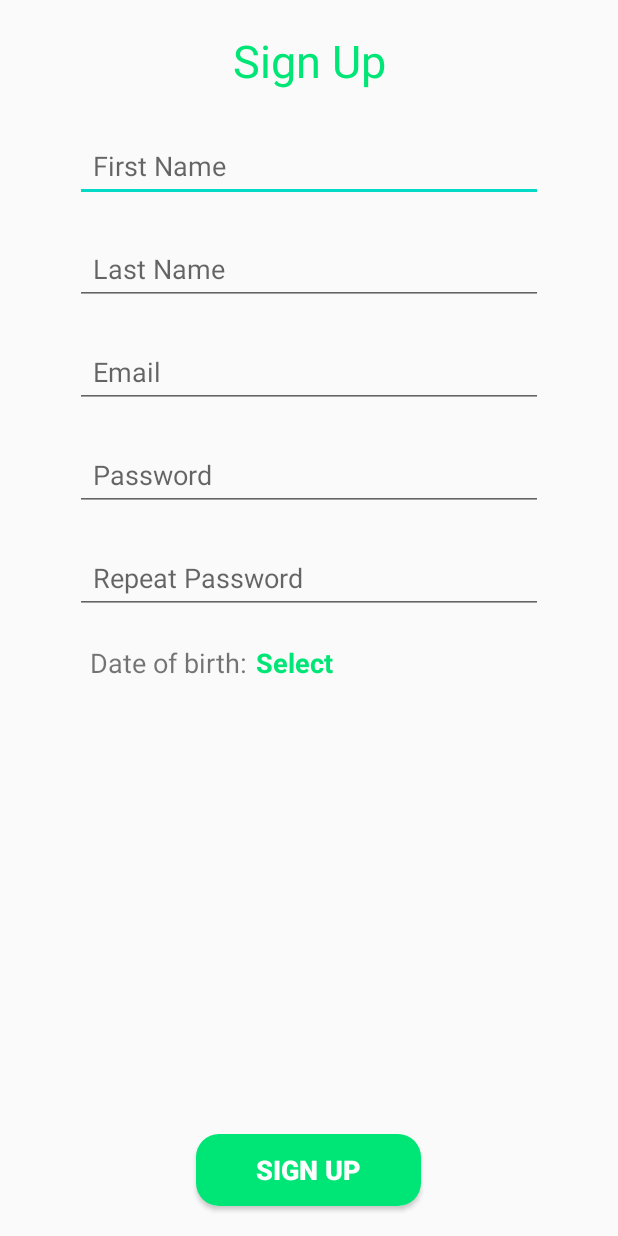
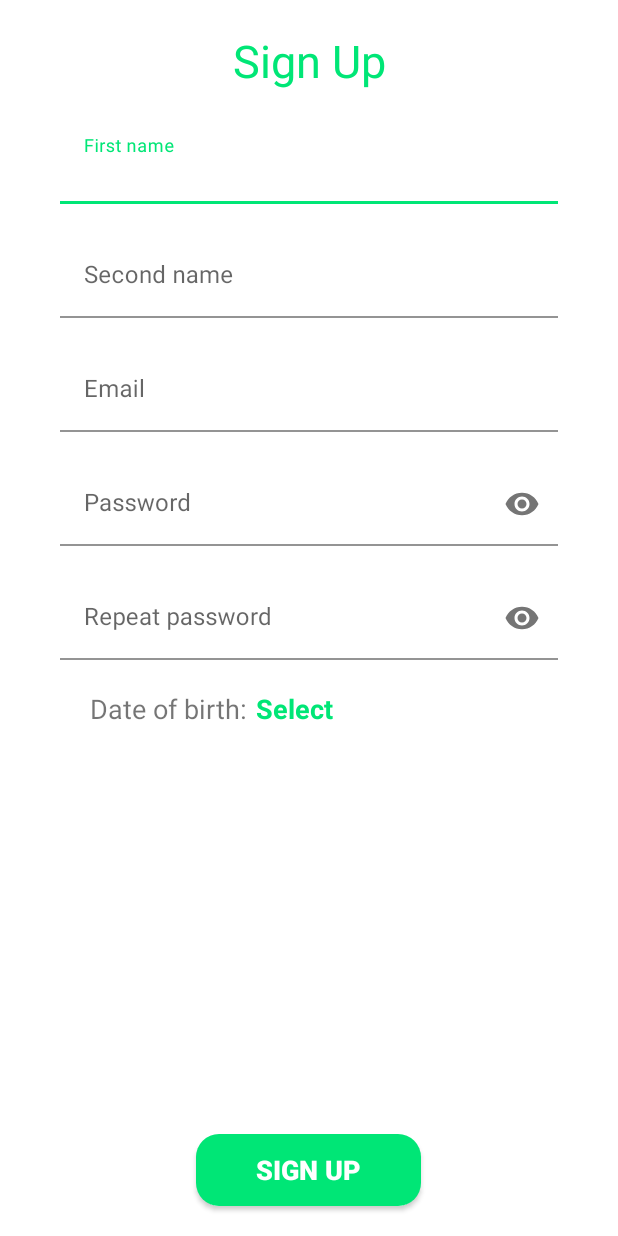
Before and after one commit to BSkura98/MyMemories, an Android app: the RegisterActivity screen opened directly, with no data from a screen before it, on a phone screen of 412 x 824 dp. Run offline under Robolectric (Android 15) with nearby library versions, the phone set to English and light mode, and no system bars; Roboto replaces fonts that are not available here.

Commit message:
[Mobile App] Added Material Design elements to Sign In and Sign Up Views

```diff
--- a/MobileApplication/app/src/main/res/layout/activity_register.xml
+++ b/MobileApplication/app/src/main/res/layout/activity_register.xml
@@ -20,58 +20,121 @@
             android:layout_width="match_parent"
             android:layout_height="match_parent">
 
-            <EditText
-                android:id="@+id/repeatPasswordEditText"
+
+            <com.google.android.material.textfield.TextInputLayout
+                android:id="@+id/textInputLayout"
+                style="@style/Widget.MaterialComponents.TextInputLayout.FilledBox"
                 android:layout_width="match_parent"
                 android:layout_height="wrap_content"
-                android:layout_marginStart="50dp"
-                android:layout_marginLeft="50dp"
-                android:layout_marginTop="20dp"
-                android:layout_marginEnd="50dp"
-                android:layout_marginRight="50dp"
-                android:drawablePadding="16dp"
-                android:ems="10"
-                android:hint="Repeat Password"
-                android:inputType="textPassword"
-                android:padding="12dp"
+                android:layout_marginStart="40dp"
+                android:layout_marginLeft="40dp"
+                android:layout_marginTop="10dp"
+                android:layout_marginEnd="40dp"
+                android:layout_marginRight="40dp"
+                android:hint="First name"
+                app:boxBackgroundColor="#FFFFFF"
                 app:layout_constraintEnd_toEndOf="parent"
                 app:layout_constraintStart_toStartOf="parent"
-                app:layout_constraintTop_toBottomOf="@+id/passwordEditText" />
+                app:layout_constraintTop_toTopOf="parent">
 
-            <EditText
-                android:id="@+id/lastNameEditText"
+                <com.google.android.material.textfield.TextInputEditText
+                    android:id="@+id/firstNameEditText"
+                    android:layout_width="match_parent"
+                    android:layout_height="match_parent" />
+            </com.google.android.material.textfield.TextInputLayout>
+
+            <com.google.android.material.textfield.TextInputLayout
+                android:id="@+id/textInputLayout2"
+                style="@style/Widget.MaterialComponents.TextInputLayout.FilledBox"
                 android:layout_width="match_parent"
                 android:layout_height="wrap_content"
-                android:layout_marginStart="50dp"
-                android:layout_marginLeft="50dp"
+                android:layout_marginStart="40dp"
+                android:layout_marginLeft="40dp"
                 android:layout_marginTop="20dp"
-                android:layout_marginEnd="50dp"
-                android:layout_marginRight="50dp"
-                android:ems="10"
-                android:hint="Last Name"
-                android:inputType="textPersonName"
-                android:padding="12dp"
+                android:layout_marginEnd="40dp"
+                android:layout_marginRight="40dp"
+                android:hint="Second name"
+                app:boxBackgroundColor="#FFFFFF"
                 app:layout_constraintEnd_toEndOf="parent"
                 app:layout_constraintStart_toStartOf="parent"
-                app:layout_constraintTop_toBottomOf="@+id/firstNameEditText" />
+                app:layout_constraintTop_toBottomOf="@+id/textInputLayout">
 
-            <EditText
-                android:id="@+id/emailEditText"
+                <com.google.android.material.textfield.TextInputEditText
+                    android:id="@+id/lastNameEditText"
+                    android:layout_width="match_parent"
+                    android:layout_height="match_parent" />
+            </com.google.android.material.textfield.TextInputLayout>
+
+            <com.google.android.material.textfield.TextInputLayout
+                android:id="@+id/textInputLayout3"
+                style="@style/Widget.MaterialComponents.TextInputLayout.FilledBox"
                 android:layout_width="match_parent"
                 android:layout_height="wrap_content"
-                android:layout_marginStart="50dp"
-                android:layout_marginLeft="50dp"
+                android:layout_marginStart="40dp"
+                android:layout_marginLeft="40dp"
                 android:layout_marginTop="20dp"
-                android:layout_marginEnd="50dp"
-                android:layout_marginRight="50dp"
-                android:drawablePadding="16dp"
-                android:ems="10"
+                android:layout_marginEnd="40dp"
+                android:layout_marginRight="40dp"
                 android:hint="Email"
-                android:inputType="textEmailAddress"
-                android:padding="12dp"
+                app:boxBackgroundColor="#FFFFFF"
                 app:layout_constraintEnd_toEndOf="parent"
                 app:layout_constraintStart_toStartOf="parent"
-                app:layout_constraintTop_toBottomOf="@+id/lastNameEditText" />
+                app:layout_constraintTop_toBottomOf="@+id/textInputLayout2">
+
+                <com.google.android.material.textfield.TextInputEditText
+                    android:id="@+id/emailEditText"
+                    android:layout_width="match_parent"
+                    android:layout_height="match_parent"
+                    android:inputType="textEmailAddress"/>
+            </com.google.android.material.textfield.TextInputLayout>
+
+            <com.google.android.material.textfield.TextInputLayout
+                android:id="@+id/textInputLayout4"
+                style="@style/Widget.MaterialComponents.TextInputLayout.FilledBox"
+                android:layout_width="match_parent"
+                android:layout_height="wrap_content"
+                android:layout_marginStart="40dp"
+                android:layout_marginLeft="40dp"
+                android:layout_marginTop="20dp"
+                android:layout_marginEnd="40dp"
+                android:layout_marginRight="40dp"
+                android:hint="Password"
+                app:boxBackgroundColor="#FFFFFF"
+                app:endIconMode="password_toggle"
+                app:layout_constraintEnd_toEndOf="parent"
+                app:layout_constraintStart_toStartOf="parent"
+                app:layout_constraintTop_toBottomOf="@+id/textInputLayout3">
+
+                <com.google.android.material.textfield.TextInputEditText
+                    android:id="@+id/passwordEditText"
+                    android:layout_width="match_parent"
+                    android:layout_height="match_parent"
+                    android:inputType="textPassword" />
+            </com.google.android.material.textfield.TextInputLayout>
+
+            <com.google.android.material.textfield.TextInputLayout
+                android:id="@+id/textInputLayout5"
+                style="@style/Widget.MaterialComponents.TextInputLayout.FilledBox"
+                android:layout_width="match_parent"
+                android:layout_height="wrap_content"
+                android:layout_marginStart="40dp"
+                android:layout_marginLeft="40dp"
+                android:layout_marginTop="20dp"
+                android:layout_marginEnd="40dp"
+                android:layout_marginRight="40dp"
+                android:hint="Repeat password"
+                app:boxBackgroundColor="#FFFFFF"
+                app:endIconMode="password_toggle"
+                app:layout_constraintEnd_toEndOf="parent"
+                app:layout_constraintStart_toStartOf="parent"
+                app:layout_constraintTop_toBottomOf="@+id/textInputLayout4">
+
+                <com.google.android.material.textfield.TextInputEditText
+                    android:id="@+id/repeatPasswordEditText"
+                    android:layout_width="match_parent"
+                    android:layout_height="match_parent"
+                    android:inputType="textPassword" />
+            </com.google.android.material.textfield.TextInputLayout>
 
             <TextView
                 android:id="@+id/textView6"
@@ -83,7 +146,7 @@
                 android:text="Date of birth:"
                 android:textSize="18sp"
                 app:layout_constraintStart_toStartOf="parent"
-                app:layout_constraintTop_toBottomOf="@+id/repeatPasswordEditText" />
+                app:layout_constraintTop_toBottomOf="@+id/textInputLayout5" />
 
             <TextView
                 android:id="@+id/birthdayTextView"
@@ -98,43 +161,7 @@
                 android:textSize="18sp"
                 android:textStyle="bold"
                 app:layout_constraintStart_toEndOf="@+id/textView6"
-                app:layout_constraintTop_toBottomOf="@+id/repeatPasswordEditText" />
-
-            <EditText
-                android:id="@+id/passwordEditText"
-                android:layout_width="match_parent"
-                android:layout_height="wrap_content"
-                android:layout_marginStart="50dp"
-                android:layout_marginLeft="50dp"
-                android:layout_marginTop="20dp"
-                android:layout_marginEnd="50dp"
-                android:layout_marginRight="50dp"
-                android:drawablePadding="16dp"
-                android:ems="10"
-                android:hint="Password"
-                android:inputType="textPassword"
-                android:padding="12dp"
-                app:layout_constraintEnd_toEndOf="parent"
-                app:layout_constraintStart_toStartOf="parent"
-                app:layout_constraintTop_toBottomOf="@+id/emailEditText" />
-
-            <EditText
-                android:id="@+id/firstNameEditText"
-                android:layout_width="match_parent"
-                android:layout_height="wrap_content"
-                android:layout_marginStart="50dp"
-                android:layout_marginLeft="50dp"
-                android:layout_marginTop="16dp"
-                android:layout_marginEnd="50dp"
-                android:layout_marginRight="50dp"
-                android:ems="10"
-                android:hint="First Name"
-                android:inputType="textPersonName"
-                android:padding="12dp"
-                app:layout_constraintEnd_toEndOf="parent"
-                app:layout_constraintHorizontal_bias="1.0"
-                app:layout_constraintStart_toStartOf="parent"
-                app:layout_constraintTop_toTopOf="parent" />
+                app:layout_constraintTop_toBottomOf="@+id/textInputLayout5" />
         </androidx.constraintlayout.widget.ConstraintLayout>
     </ScrollView>
 
--- a/MobileApplication/app/src/main/res/values/styles.xml
+++ b/MobileApplication/app/src/main/res/values/styles.xml
@@ -1,7 +1,7 @@
 <resources>
 
     <!-- Base application theme. -->
-    <style name="AppTheme" parent="Theme.AppCompat.Light.NoActionBar">
+    <style name="AppTheme" parent="Theme.MaterialComponents.Light.NoActionBar">
         <!-- Customize your theme here. -->
         <item name="colorPrimary">@color/colorPrimary</item>
         <item name="colorPrimaryDark">@color/colorPrimaryDark</item>
```
Also changed, not shown: MobileApplication/app/src/main/res/layout/activity_login.xml (+41 -32 lines).
